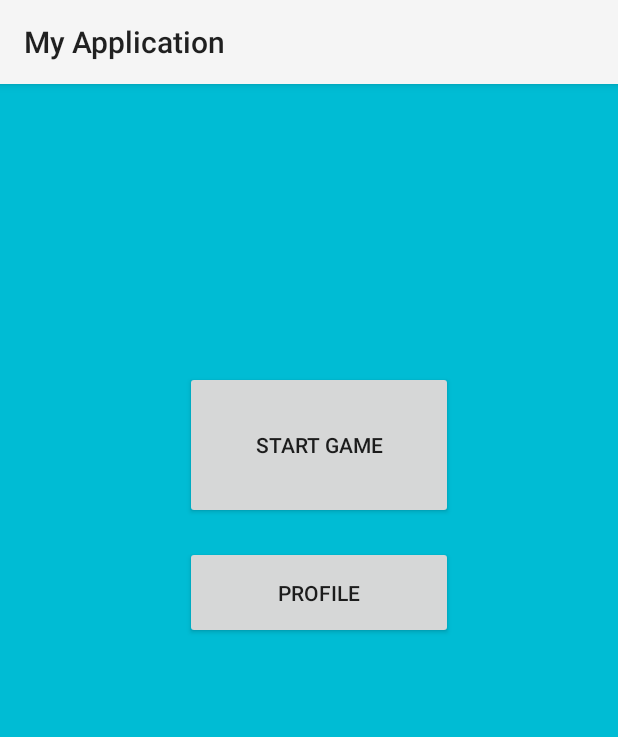
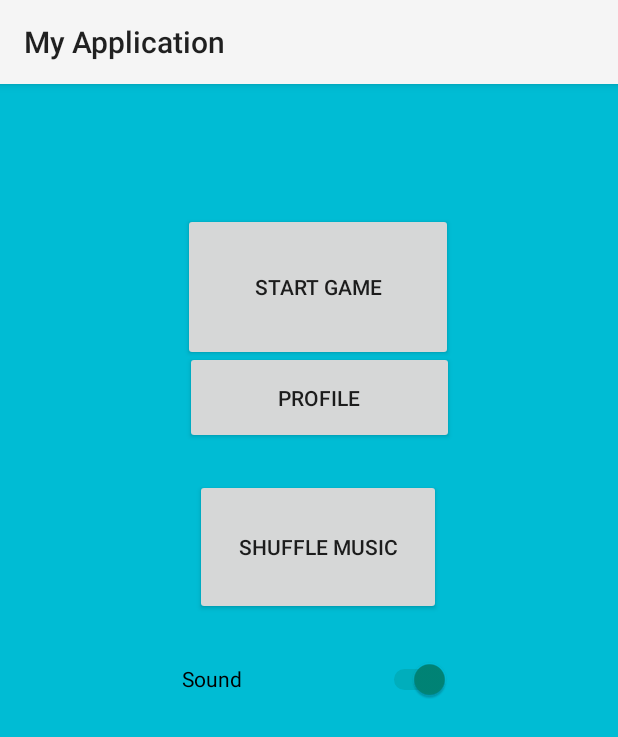
Before and after one commit to mihaikrisan/ElementsBattle, an Android app: the WelcomePage screen opened directly, with no data from a screen before it, on a phone screen of 412 x 824 dp. Shown: the top 737 px of the screen. Run offline under Robolectric (Android 15) with nearby library versions, the phone set to English and light mode, and no system bars.

```diff
--- a/gamev10/app/src/main/java/com/example/myapplication/WelcomePage.java
+++ b/gamev10/app/src/main/java/com/example/myapplication/WelcomePage.java
@@ -10,6 +10,7 @@ import android.util.Log;
 import android.view.View;
 import android.widget.Button;
 import android.widget.ImageView;
+import android.widget.Switch;
 import android.widget.Toast;
 
 import java.io.File;
@@ -20,6 +21,7 @@ import java.util.Random;
 
 public class WelcomePage extends AppCompatActivity {
     MediaPlayer mySong;
+    boolean soundOn = true;
 
     public void openGameActivity() {
         Intent intent = new Intent(this, Game.class);
@@ -32,6 +34,7 @@ public class WelcomePage extends AppCompatActivity {
     }
 
     public boolean isPlaying = false;
+
     private void startMusic(){
         if(!isPlaying) {
             try {
@@ -69,6 +72,32 @@ public class WelcomePage extends AppCompatActivity {
         startActivity(i);
     }
 
+    public void toggleSound(){
+        if(soundOn) {
+            mySong.pause();
+            soundOn = false;
+        }
+        else {
+            mySong.start();
+            soundOn = true;
+        }
+
+    }
+
+
+    public void playSong(){
+        if(isPlaying)
+            mySong.reset();
+        isPlaying = false;
+
+        String name = "song" + getRandomNumber();
+        int resource = getResources().getIdentifier(name, "raw", "com.example.myapplication");
+        mySong = MediaPlayer.create(WelcomePage.this, resource);
+        mySong.start();
+        System.out.println(name);
+        startMusic();
+    }
+
     @Override
     protected void onCreate(Bundle savedInstanceState) {
         super.onCreate(savedInstanceState);
@@ -78,19 +107,27 @@ public class WelcomePage extends AppCompatActivity {
         final String username = intent.getStringExtra("USER_NAME");
         Toast.makeText(WelcomePage.this, "Welcome " + username, Toast.LENGTH_SHORT).show();
 
-        String name = "song" + getRandomNumber();
-        int resource = getResources().getIdentifier(name, "raw", "com.example.myapplication");
-        mySong = MediaPlayer.create(WelcomePage.this, resource);
-        mySong.start();
-        System.out.println(name);
-        startMusic();
-
+        playSong();
 
         Button startBtn = findViewById(R.id.startBtn);
+        Switch soundSwitch = findViewById(R.id.soundSwitch);
+        Button shuffleBtn = findViewById(R.id.shuffleBtn);
         startBtn.setOnClickListener(new View.OnClickListener() {
             @Override
             public void onClick(View v) {
                 openGameActivity();
+            }
+        });
+        shuffleBtn.setOnClickListener(new View.OnClickListener() {
+            @Override
+            public void onClick(View v) {
+                playSong();
+            }
+        });
+        soundSwitch.setOnClickListener(new View.OnClickListener() {
+            @Override
+            public void onClick(View v) {
+                toggleSound();
             }
         });
 
--- a/gamev10/app/src/main/res/layout/activity_welcome_page.xml
+++ b/gamev10/app/src/main/res/layout/activity_welcome_page.xml
@@ -13,10 +13,10 @@
         android:layout_alignParentTop="true"
         android:layout_alignParentEnd="true"
         android:layout_alignParentBottom="true"
-        android:layout_marginStart="123dp"
-        android:layout_marginTop="191dp"
+        android:layout_marginStart="122dp"
+        android:layout_marginTop="86dp"
         android:layout_marginEnd="110dp"
-        android:layout_marginBottom="478dp"
+        android:layout_marginBottom="583dp"
         android:text="Start Game" />
 
     <Button
@@ -24,11 +24,40 @@
         android:layout_width="177dp"
         android:layout_height="62dp"
         android:layout_alignParentStart="true"
+        android:layout_alignParentTop="true"
+        android:layout_alignParentEnd="true"
+        android:layout_marginStart="123dp"
+        android:layout_marginTop="178dp"
+        android:layout_marginEnd="109dp"
+        android:text="Profile" />
+
+    <Button
+        android:id="@+id/shuffleBtn"
+        android:layout_width="163dp"
+        android:layout_height="52dp"
+        android:layout_alignParentStart="true"
+        android:layout_alignParentTop="true"
         android:layout_alignParentEnd="true"
         android:layout_alignParentBottom="true"
-        android:layout_marginStart="123dp"
-        android:layout_marginEnd="110dp"
-        android:layout_marginBottom="398dp"
-        android:text="Profile" />
+        android:layout_marginStart="130dp"
+        android:layout_marginTop="263dp"
+        android:layout_marginEnd="118dp"
+        android:layout_marginBottom="414dp"
+        android:text="shuffle music" />
+
+    <Switch
+        android:id="@+id/soundSwitch"
+        android:layout_width="177dp"
+        android:layout_height="62dp"
+        android:layout_alignParentStart="true"
+        android:layout_alignParentTop="true"
+        android:layout_alignParentEnd="true"
+        android:layout_alignParentBottom="true"
+        android:layout_marginStart="121dp"
+        android:layout_marginTop="347dp"
+        android:layout_marginEnd="112dp"
+        android:layout_marginBottom="322dp"
+        android:checked="true"
+        android:text="Sound" />
 
 </RelativeLayout>
```
